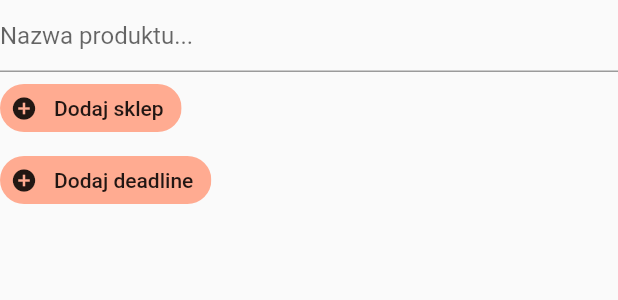
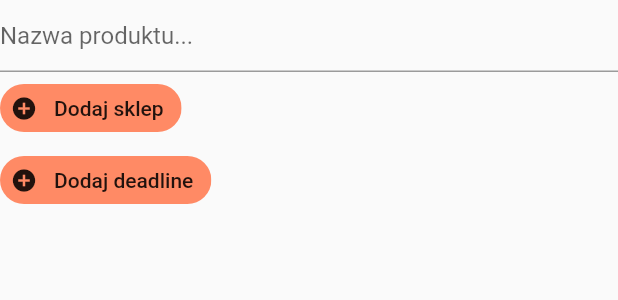
Before and after one commit to maciejors/zakupyapp1, a Flutter app: the ProductEditor widget shown alone on an empty page, opened directly with empty values, on a phone screen of 412 x 824 dp. Shown: the top 300 px of the screen. Run offline on Flutter 3.47's test engine with Material 2 defaults, Android fonts, the phone set to English and light mode, and no system bars; our stand-ins replace firebase_core, firebase_database, firebase_storage, package_info_plus, shared_preferences; missing offline and left inert: firebase_app_check; accounts and stored records are empty.

Commit message:
extract ProductDetailEditorChip widget from ProductEditor

```diff
--- /dev/null
+++ b/lib/widgets/home/product_card/product_detail_editor_chip.dart
@@ -0,0 +1,48 @@
+import 'package:flutter/material.dart';
+
+class ProductDetailEditorChip extends StatelessWidget {
+  final bool active;
+  final VoidCallback onPress;
+  final VoidCallback onDisable;
+  final String inactiveLabel;
+  final String activeLabel;
+  final Icon activeIcon;
+
+  ProductDetailEditorChip(
+      {super.key,
+      required this.active,
+      required this.onPress,
+      required this.onDisable,
+      required this.inactiveLabel,
+      required this.activeLabel,
+      required this.activeIcon});
+
+  final inactiveChipColor = Colors.deepOrange[300];
+  final activeChipColor = Colors.deepOrange[400];
+
+  @override
+  Widget build(BuildContext context) {
+    return active
+        ? Wrap(
+            // direction: Axis.horizontal,
+            children: [
+              ActionChip(
+                avatar: activeIcon,
+                label: Text(activeLabel),
+                backgroundColor: activeChipColor,
+                onPressed: onPress,
+              ),
+              IconButton(
+                icon: Icon(Icons.close),
+                onPressed: onDisable,
+              ),
+            ],
+          )
+        : ActionChip(
+            avatar: Icon(Icons.add_circle),
+            label: Text(inactiveLabel),
+            backgroundColor: inactiveChipColor,
+            onPressed: onPress,
+          );
+  }
+}
--- a/lib/widgets/home/product_card/product_editor.dart
+++ b/lib/widgets/home/product_card/product_editor.dart
@@ -1,6 +1,7 @@
 import 'package:flutter/material.dart';
 import 'package:zakupyapp/core/models/deadline.dart';
 import 'package:zakupyapp/core/models/product.dart';
+import 'package:zakupyapp/widgets/home/product_card/product_detail_editor_chip.dart';
 import 'package:zakupyapp/widgets/home/product_card/select_shop_dialog.dart';
 
 class ProductEditor extends StatefulWidget {
@@ -28,6 +29,9 @@ class _ProductEditorState extends State<ProductEditor> {
   DateTime? _selectedDay;
   Deadline? get _selectedDeadline =>
       _selectedDay == null ? null : Deadline.ignoringTime(_selectedDay!);
+
+  final inactiveChipColor = Colors.deepOrange[300];
+  final activeChipColor = Colors.deepOrange[300];
 
   String? productNameValidator(String? productName) {
     if (productName!.isEmpty) return 'Pole nie może być puste';
@@ -97,53 +101,25 @@ class _ProductEditorState extends State<ProductEditor> {
         ),
 
         // Shop picker
-        _selectedShop == ''
-            ? ActionChip(
-                avatar: Icon(Icons.add_circle),
-                label: Text('Dodaj sklep'),
-                backgroundColor: Colors.deepOrange[200],
-                onPressed: _selectShop,
-              )
-            : Row(
-                // direction: Axis.horizontal,
-                children: [
-                  ActionChip(
-                    avatar: Icon(Icons.shopping_cart),
-                    label: Text('Sklep: ' + _selectedShop),
-                    backgroundColor: Colors.deepOrange[300],
-                    onPressed: _selectShop,
-                  ),
-                  IconButton(
-                    icon: Icon(Icons.close),
-                    onPressed: _clearShop,
-                  ),
-                ],
-              ),
+        ProductDetailEditorChip(
+          active: _selectedShop != '',
+          onPress: _selectShop,
+          onDisable: _clearShop,
+          inactiveLabel: 'Dodaj sklep',
+          activeLabel: 'Sklep: $_selectedShop',
+          activeIcon: Icon(Icons.shopping_cart),
+        ),
 
         // Deadline picker
-        _selectedDay == null
-            ? ActionChip(
-                avatar: Icon(Icons.add_circle),
-                label: Text('Dodaj deadline'),
-                backgroundColor: Colors.deepOrange[200],
-                onPressed: _selectDate,
-              )
-            : Row(
-                // direction: Axis.horizontal,
-                children: [
-                  ActionChip(
-                    avatar: Icon(Icons.access_time),
-                    label: Text('Potrzebne na: ' +
-                        _selectedDeadline!.getPolishDescription()),
-                    backgroundColor: Colors.deepOrange[300],
-                    onPressed: _selectDate,
-                  ),
-                  IconButton(
-                    icon: Icon(Icons.close),
-                    onPressed: _clearDate,
-                  ),
-                ],
-              ),
+        ProductDetailEditorChip(
+          active: _selectedDeadline != null,
+          onPress: _selectDate,
+          onDisable: _clearDate,
+          inactiveLabel: 'Dodaj deadline',
+          activeLabel:
+              'Potrzebne na: ${_selectedDeadline?.getPolishDescription()}',
+          activeIcon: Icon(Icons.access_time),
+        ),
       ],
     );
   }
```
